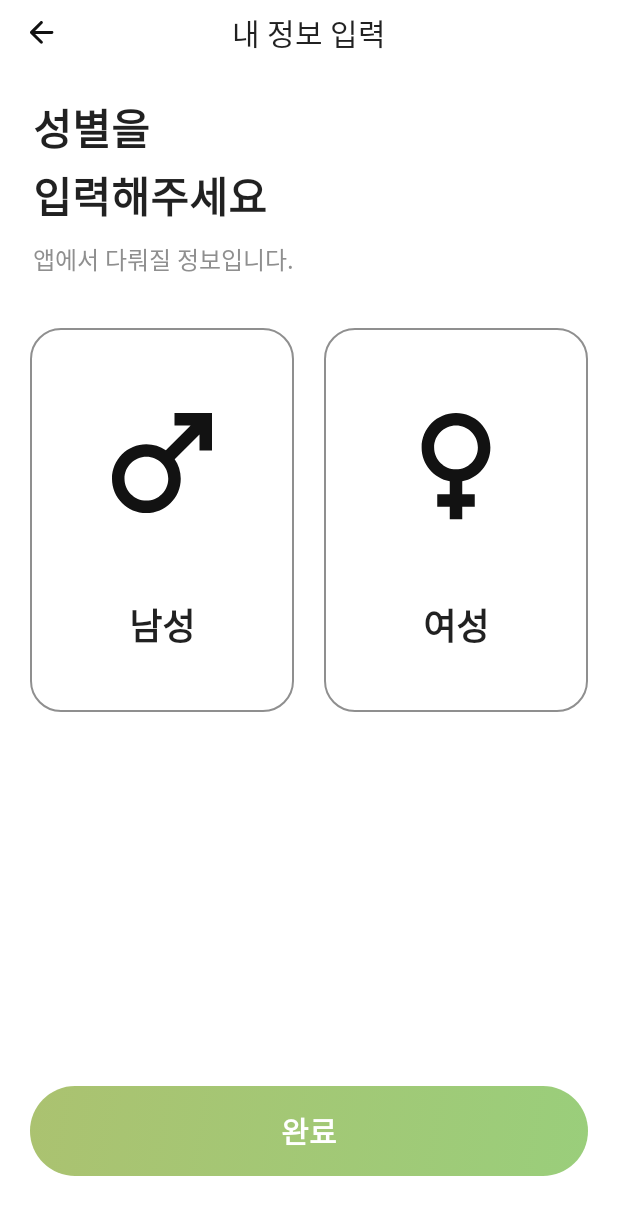
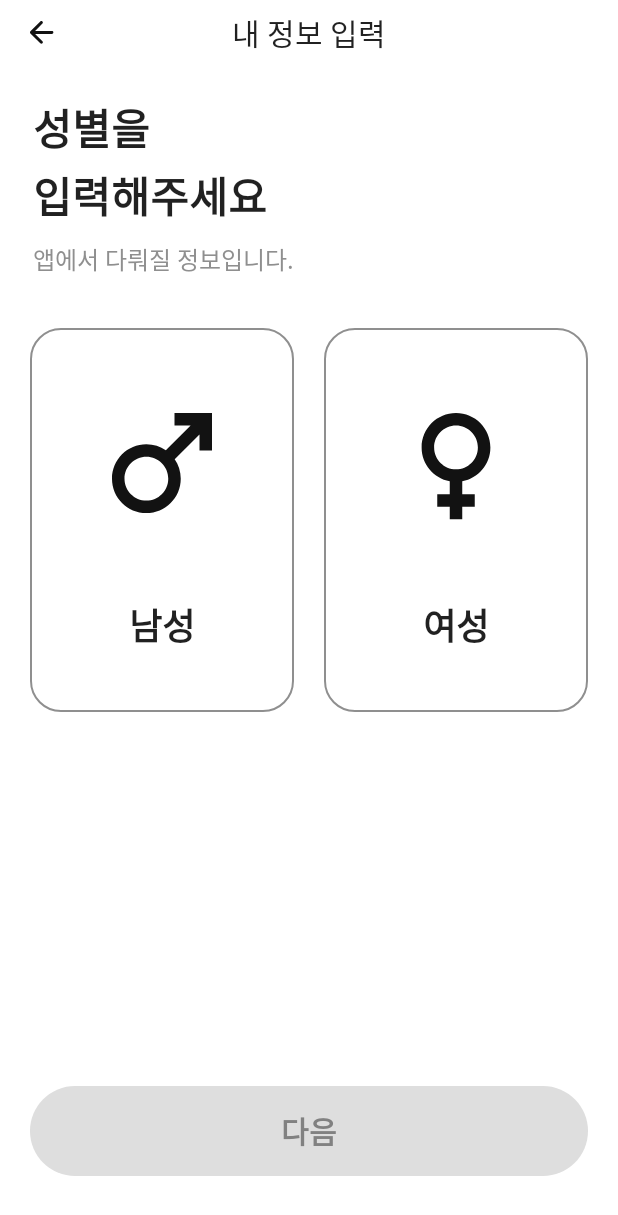
Before and after one commit to CareSheep/CareSheep_Android, an Android app: the UserGenderFragment screen opened through its navigation route, on a phone screen of 412 x 824 dp. Shown: the top 1215 px of the screen. Run offline under Robolectric (Android 15) with nearby library versions, the phone set to English and light mode, and no system bars; 2 statements that could not run were skipped.

Commit message:
design: #2 내 정보 입력 - 나이 입력 화면 UI 구현

```diff
--- a/app/src/main/res/layout/fragment_guardian_my_page.xml
+++ b/app/src/main/res/layout/fragment_guardian_my_page.xml
@@ -134,7 +134,7 @@
                 android:gravity="start|center_vertical"
                 android:paddingHorizontal="20dp"
                 android:paddingVertical="16dp"
-                android:text="@string/guardian_my_page_connecnt_elder"
+                android:text="@string/guardian_my_page_connect_elder"
                 app:layout_constraintEnd_toEndOf="parent"
                 app:layout_constraintStart_toStartOf="parent"
                 app:layout_constraintTop_toBottomOf="@+id/v_middle" />
--- a/app/src/main/res/layout/fragment_user_gender.xml
+++ b/app/src/main/res/layout/fragment_user_gender.xml
@@ -92,7 +92,7 @@
     </LinearLayout>
 
     <androidx.appcompat.widget.AppCompatButton
-        android:id="@+id/btn_complete"
+        android:id="@+id/btn_next"
         style="@style/Text.Title3"
         android:layout_width="0dp"
         android:layout_height="60dp"
@@ -102,7 +102,7 @@
         android:enabled="false"
         android:gravity="center"
         android:stateListAnimator="@null"
-        android:text="@string/sign_up_complete"
+        android:text="@string/sign_up_next"
         android:textColor="@drawable/selector_next_btn_text_color"
         android:textStyle="bold"
         app:layout_constraintBottom_toBottomOf="parent"
--- a/app/src/main/res/layout/fragment_user_type.xml
+++ b/app/src/main/res/layout/fragment_user_type.xml
@@ -64,7 +64,6 @@
                 app:layout_constraintStart_toStartOf="parent"
                 app:layout_constraintTop_toTopOf="parent" />
 
-
         </androidx.constraintlayout.widget.ConstraintLayout>
 
         <androidx.constraintlayout.widget.ConstraintLayout
--- a/app/src/main/res/navigation/sign_up_nav_graph.xml
+++ b/app/src/main/res/navigation/sign_up_nav_graph.xml
@@ -34,6 +34,20 @@
 
     <fragment
         android:id="@+id/fragment_user_gender"
-        android:name="com.swu.caresheep.ui.start.UserGenderFragment" />
+        android:name="com.swu.caresheep.ui.start.UserGenderFragment">
+
+        <action
+            android:id="@+id/action_fragment_user_gender_to_fragment_user_age"
+            app:destination="@id/fragment_user_age"
+            app:enterAnim="@anim/slide_in_right"
+            app:exitAnim="@anim/slide_out_left"
+            app:popEnterAnim="@anim/slide_in_left"
+            app:popExitAnim="@anim/slide_out_right" />
+
+    </fragment>
+
+    <fragment
+        android:id="@+id/fragment_user_age"
+        android:name="com.swu.caresheep.ui.start.UserAgeFragment" />
 
 </navigation>
```
Also changed, not shown: app/src/main/java/com/swu/caresheep/ui/start/UserAgeFragment.kt (added, +26 -0 lines), app/src/main/res/layout/fragment_user_age.xml (added, +78 -0 lines), app/src/main/res/values/strings.xml (+4 -3 lines).
